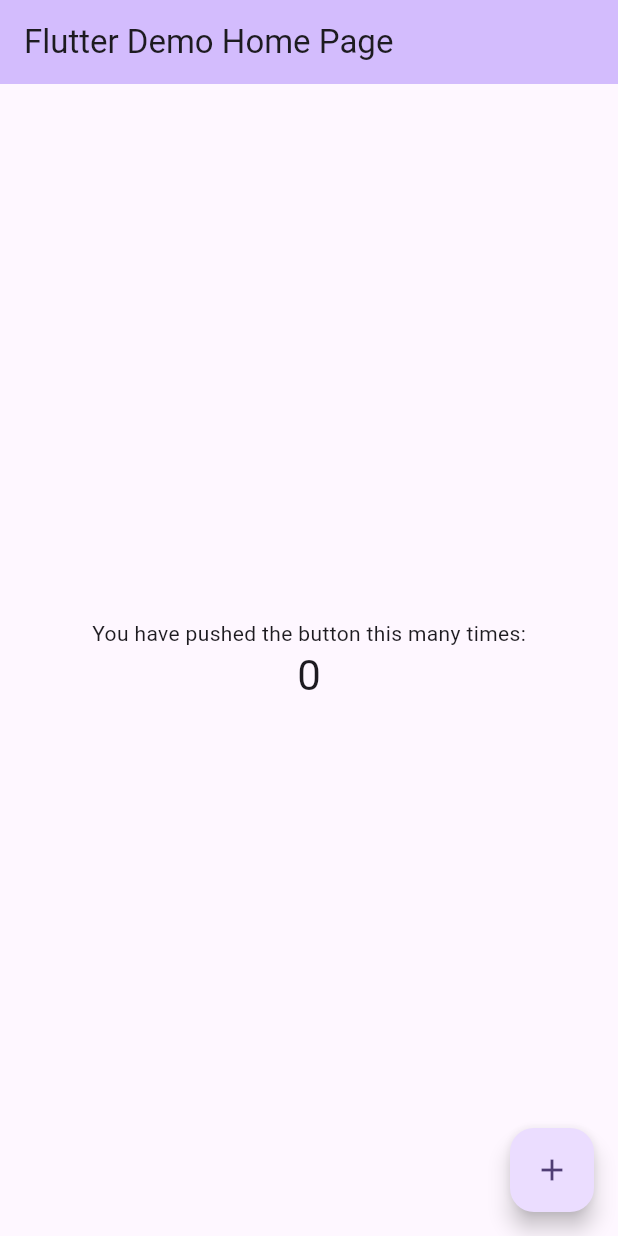
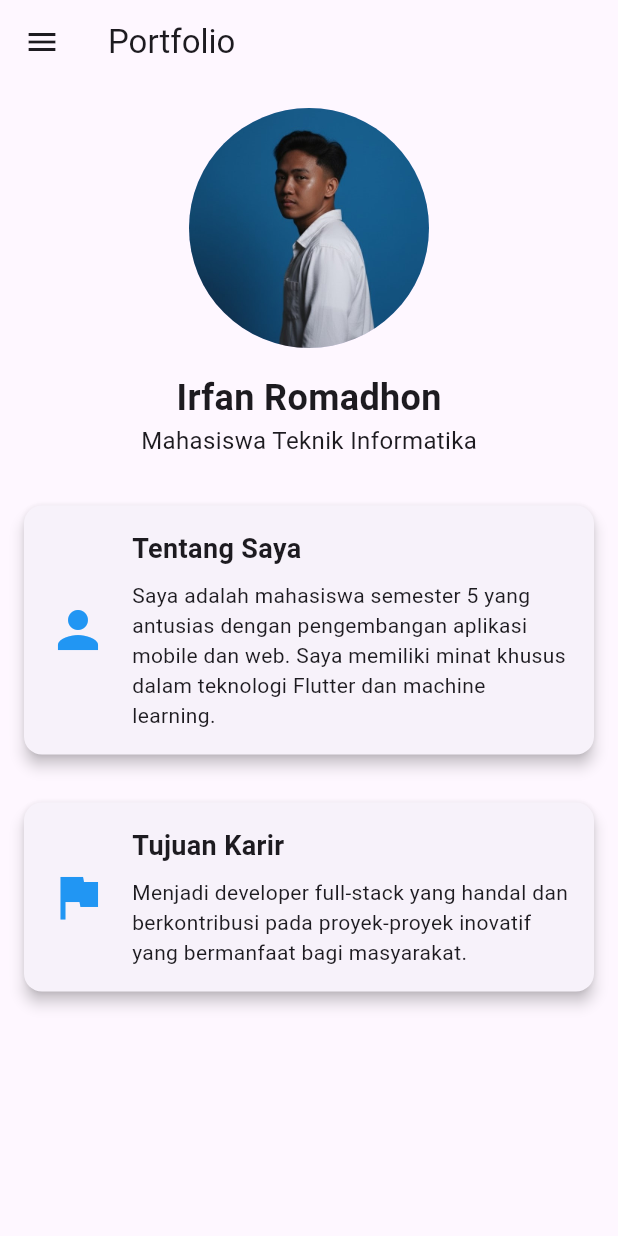
Before and after one commit to IrfanRomadhonWidodo/h1d023023_aplikasi_portofolio_pribadi, a Flutter app: the screen it shows after launch, on a phone screen of 412 x 824 dp. Run offline on Flutter 3.47's test engine with Material 3 defaults, Android fonts, the phone set to English and light mode, and no system bars; our stand-ins replace get.

Commit message:
feat: update program

```diff
--- /dev/null
+++ b/lib/app/modules/contact/contact_binding.dart
@@ -0,0 +1,6 @@
+import 'package:get/get.dart';
+
+class ContactBinding extends Bindings {
+  @override
+  void dependencies() {}
+}
--- /dev/null
+++ b/lib/app/modules/education/education_binding.dart
@@ -0,0 +1,6 @@
+import 'package:get/get.dart';
+
+class EducationBinding extends Bindings {
+  @override
+  void dependencies() {}
+}
--- /dev/null
+++ b/lib/app/modules/home/home_binding.dart
@@ -0,0 +1,6 @@
+import 'package:get/get.dart';
+
+class HomeBinding extends Bindings {
+  @override
+  void dependencies() {}
+}
--- /dev/null
+++ b/lib/app/modules/home/home_view.dart
@@ -0,0 +1,89 @@
+import 'package:flutter/material.dart';
+import 'package:get/get.dart';
+import '../../../widgets/custom_card.dart';
+
+class HomeView extends GetView {
+  const HomeView({super.key});
+
+  @override
+  Widget build(BuildContext context) {
+    return Scaffold(
+      appBar: AppBar(title: const Text('Portfolio')),
+      drawer: Drawer(
+        child: ListView(
+          padding: EdgeInsets.zero,
+          children: [
+            const DrawerHeader(
+              decoration: BoxDecoration(color: Colors.blue),
+              child: Text(
+                'Menu Navigasi',
+                style: TextStyle(color: Colors.white, fontSize: 24),
+              ),
+            ),
+            ListTile(
+              leading: const Icon(Icons.home),
+              title: const Text('Home'),
+              onTap: () => Get.toNamed('/home'),
+            ),
+            ListTile(
+              leading: const Icon(Icons.school),
+              title: const Text('Pendidikan'),
+              onTap: () => Get.toNamed('/education'),
+            ),
+            ListTile(
+              leading: const Icon(Icons.work),
+              title: const Text('Proyek'),
+              onTap: () => Get.toNamed('/projects'),
+            ),
+            ListTile(
+              leading: const Icon(Icons.build),
+              title: const Text('Keahlian'),
+              onTap: () => Get.toNamed('/skills'),
+            ),
+            ListTile(
+              leading: const Icon(Icons.contact_mail),
+              title: const Text('Kontak'),
+              onTap: () => Get.toNamed('/contact'),
+            ),
+          ],
+        ),
+      ),
+      body: SingleChildScrollView(
+        padding: const EdgeInsets.all(16),
+        child: Column(
+          children: [
+            const CircleAvatar(
+              radius: 80,
+              backgroundImage: AssetImage(
+                'assets/irfan.jpg',
+              ), // Ganti dengan foto profil
+            ),
+            const SizedBox(height: 16),
+            const Text(
+              'Irfan Romadhon',
+              style: TextStyle(fontSize: 24, fontWeight: FontWeight.bold),
+            ),
+            const Text(
+              'Mahasiswa Teknik Informatika',
+              style: TextStyle(fontSize: 16),
+            ),
+            const SizedBox(height: 24),
+            CustomCard(
+              title: 'Tentang Saya',
+              description:
+                  'Saya adalah mahasiswa semester 5 yang antusias dengan pengembangan aplikasi mobile dan web. Saya memiliki minat khusus dalam teknologi Flutter dan machine learning.',
+              icon: Icons.person,
+            ),
+            const SizedBox(height: 16),
+            CustomCard(
+              title: 'Tujuan Karir',
+              description:
+                  'Menjadi developer full-stack yang handal dan berkontribusi pada proyek-proyek inovatif yang bermanfaat bagi masyarakat.',
+              icon: Icons.flag,
+            ),
+          ],
+        ),
+      ),
+    );
+  }
+}
--- /dev/null
+++ b/lib/app/modules/projects/projects_binding.dart
@@ -0,0 +1,6 @@
+import 'package:get/get.dart';
+
+class ProjectsBinding extends Bindings {
+  @override
+  void dependencies() {}
+}
--- /dev/null
+++ b/lib/app/modules/skills/skills_binding.dart
@@ -0,0 +1,6 @@
+import 'package:get/get.dart';
+
+class SkillsBinding extends Bindings {
+  @override
+  void dependencies() {}
+}
--- /dev/null
+++ b/lib/app/routes/app_pages.dart
@@ -0,0 +1,39 @@
+import 'package:get/get.dart';
+import '../modules/home/home_binding.dart';
+import '../modules/home/home_view.dart';
+import '../modules/education/education_binding.dart';
+import '../modules/education/education_view.dart';
+import '../modules/projects/projects_binding.dart';
+import '../modules/projects/projects_view.dart';
+import '../modules/skills/skills_binding.dart';
+import '../modules/skills/skills_view.dart';
+import '../modules/contact/contact_binding.dart';
+import '../modules/contact/contact_view.dart';
+
+class AppPages {
+  static const INITIAL = '/home';
+
+  static final routes = [
+    GetPage(name: '/home', page: () => HomeView(), binding: HomeBinding()),
+    GetPage(
+      name: '/education',
+      page: () => EducationView(),
+      binding: EducationBinding(),
+    ),
+    GetPage(
+      name: '/projects',
+      page: () => ProjectsView(),
+      binding: ProjectsBinding(),
+    ),
+    GetPage(
+      name: '/skills',
+      page: () => SkillsView(),
+      binding: SkillsBinding(),
+    ),
+    GetPage(
+      name: '/contact',
+      page: () => ContactView(),
+      binding: ContactBinding(),
+    ),
+  ];
+}
--- a/lib/main.dart
+++ b/lib/main.dart
@@ -1,4 +1,6 @@
 import 'package:flutter/material.dart';
+import 'package:get/get.dart';
+import 'app/routes/app_pages.dart';
 
 void main() {
   runApp(const MyApp());
@@ -7,116 +9,16 @@ void main() {
 class MyApp extends StatelessWidget {
   const MyApp({super.key});
 
-  // This widget is the root of your application.
   @override
   Widget build(BuildContext context) {
-    return MaterialApp(
-      title: 'Flutter Demo',
+    return GetMaterialApp(
+      title: 'Portfolio App',
+      initialRoute: AppPages.INITIAL,
+      getPages: AppPages.routes,
       theme: ThemeData(
-        // This is the theme of your application.
-        //
-        // TRY THIS: Try running your application with "flutter run". You'll see
-        // the application has a purple toolbar. Then, without quitting the app,
-        // try changing the seedColor in the colorScheme below to Colors.green
-        // and then invoke "hot reload" (save your changes or press the "hot
-        // reload" button in a Flutter-supported IDE, or press "r" if you used
-        // the command line to start the app).
-        //
-        // Notice that the counter didn't reset back to zero; the application
-        // state is not lost during the reload. To reset the state, use hot
-        // restart instead.
-        //
-        // This works for code too, not just values: Most code changes can be
-        // tested with just a hot reload.
-        colorScheme: ColorScheme.fromSeed(seedColor: Colors.deepPurple),
+        primarySwatch: Colors.blue,
+        visualDensity: VisualDensity.adaptivePlatformDensity,
       ),
-      home: const MyHomePage(title: 'Flutter Demo Home Page'),
     );
   }
 }
-
-class MyHomePage extends StatefulWidget {
-  const MyHomePage({super.key, required this.title});
-
-  // This widget is the home page of your application. It is stateful, meaning
-  // that it has a State object (defined below) that contains fields that affect
-  // how it looks.
-
-  // This class is the configuration for the state. It holds the values (in this
-  // case the title) provided by the parent (in this case the App widget) and
-  // used by the build method of the State. Fields in a Widget subclass are
-  // always marked "final".
-
-  final String title;
-
-  @override
-  State<MyHomePage> createState() => _MyHomePageState();
-}
-
-class _MyHomePageState extends State<MyHomePage> {
-  int _counter = 0;
-
-  void _incrementCounter() {
-    setState(() {
-      // This call to setState tells the Flutter framework that something has
-      // changed in this State, which causes it to rerun the build method below
-      // so that the display can reflect the updated values. If we changed
-      // _counter without calling setState(), then the build method would not be
-      // called again, and so nothing would appear to happen.
-      _counter++;
-    });
-  }
-
-  @override
-  Widget build(BuildContext context) {
-    // This method is rerun every time setState is called, for instance as done
-    // by the _incrementCounter method above.
-    //
-    // The Flutter framework has been optimized to make rerunning build methods
-    // fast, so that you can just rebuild anything that needs updating rather
-    // than having to individually change instances of widgets.
-    return Scaffold(
-      appBar: AppBar(
-        // TRY THIS: Try changing the color here to a specific color (to
-        // Colors.amber, perhaps?) and trigger a hot reload to see the AppBar
-        // change color while the other colors stay the same.
-        backgroundColor: Theme.of(context).colorScheme.inversePrimary,
-        // Here we take the value from the MyHomePage object that was created by
-        // the App.build method, and use it to set our appbar title.
-        title: Text(widget.title),
-      ),
-      body: Center(
-        // Center is a layout widget. It takes a single child and positions it
-        // in the middle of the parent.
-        child: Column(
-          // Column is also a layout widget. It takes a list of children and
-          // arranges them vertically. By default, it sizes itself to fit its
-          // children horizontally, and tries to be as tall as its parent.
-          //
-          // Column has various properties to control how it sizes itself and
-          // how it positions its children. Here we use mainAxisAlignment to
-          // center the children vertically; the main axis here is the vertical
-          // axis because Columns are vertical (the cross axis would be
-          // horizontal).
-          //
-          // TRY THIS: Invoke "debug painting" (choose the "Toggle Debug Paint"
-          // action in the IDE, or press "p" in the console), to see the
-          // wireframe for each widget.
-          mainAxisAlignment: MainAxisAlignment.center,
-          children: <Widget>[
-            const Text('You have pushed the button this many times:'),
-            Text(
-              '$_counter',
-              style: Theme.of(context).textTheme.headlineMedium,
-            ),
-          ],
-        ),
-      ),
-      floatingActionButton: FloatingActionButton(
-        onPressed: _incrementCounter,
-        tooltip: 'Increment',
-        child: const Icon(Icons.add),
-      ), // This trailing comma makes auto-formatting nicer for build methods.
-    );
-  }
-}
--- /dev/null
+++ b/lib/utils/app_colors.dart
@@ -0,0 +1,6 @@
+import 'package:flutter/material.dart';
+
+class AppColors {
+  static const primaryColor = Colors.blue;
+  static const accentColor = Colors.blueAccent;
+}
--- /dev/null
+++ b/lib/widgets/custom_card.dart
@@ -0,0 +1,50 @@
+import 'package:flutter/material.dart';
+import '../utils/app_colors.dart';
+
+class CustomCard extends StatelessWidget {
+  final String title;
+  final String description;
+  final IconData icon;
+  final Color? iconColor;
+
+  const CustomCard({
+    super.key,
+    required this.title,
+    required this.description,
+    required this.icon,
+    this.iconColor,
+  });
+
+  @override
+  Widget build(BuildContext context) {
+    return Card(
+      elevation: 4,
+      margin: const EdgeInsets.symmetric(vertical: 8),
+      child: Padding(
+        padding: const EdgeInsets.all(16),
+        child: Row(
+          children: [
+            Icon(icon, size: 40, color: iconColor ?? AppColors.primaryColor),
+            const SizedBox(width: 16),
+            Expanded(
+              child: Column(
+                crossAxisAlignment: CrossAxisAlignment.start,
+                children: [
+                  Text(
+                    title,
+                    style: const TextStyle(
+                      fontSize: 18,
+                      fontWeight: FontWeight.bold,
+                    ),
+                  ),
+                  const SizedBox(height: 8),
+                  Text(description, style: const TextStyle(fontSize: 14)),
+                ],
+              ),
+            ),
+          ],
+        ),
+      ),
+    );
+  }
+}
--- a/pubspec.yaml
+++ b/pubspec.yaml
@@ -56,7 +56,8 @@ flutter:
   # included with your application, so that you can use the icons in
   # the material Icons class.
   uses-material-design: true
-
+  assets:
+    - assets/irfan.jpg
   # To add assets to your application, add an assets section, like this:
   # assets:
   #   - images/a_dot_burr.jpeg
```
Also changed, not shown: lib/app/modules/contact/contact_view.dart (added, +100 -0 lines), lib/app/modules/education/education_view.dart (added, +84 -0 lines), lib/app/modules/projects/projects_view.dart (added, +86 -0 lines), lib/app/modules/skills/skills_view.dart (added, +101 -0 lines), assets/irfan.jpg (added).
